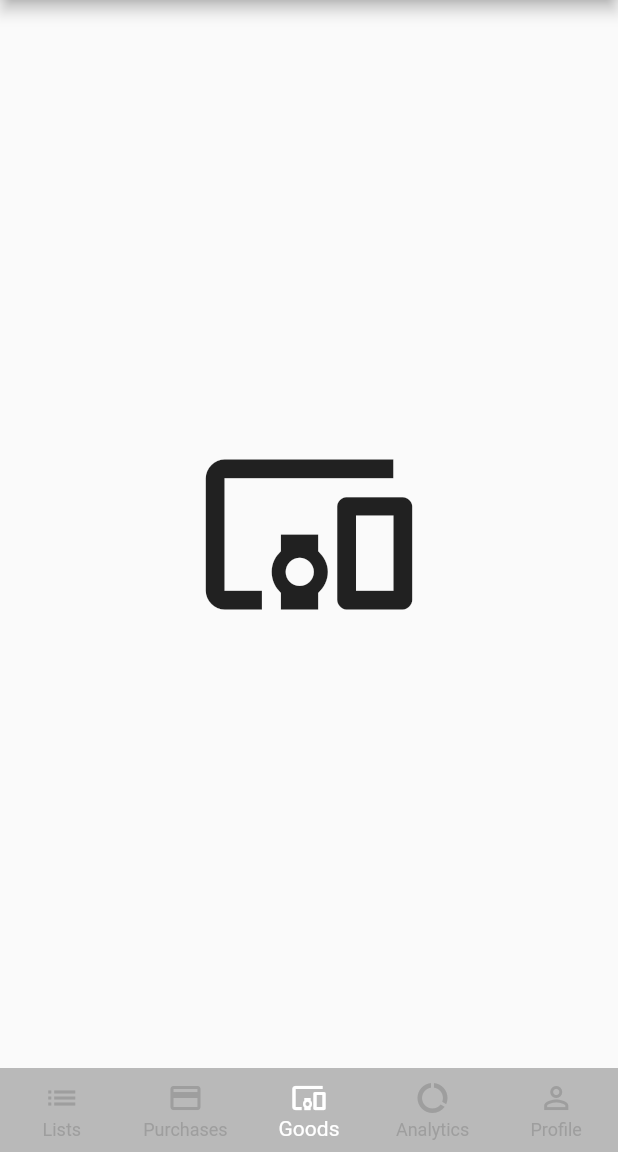
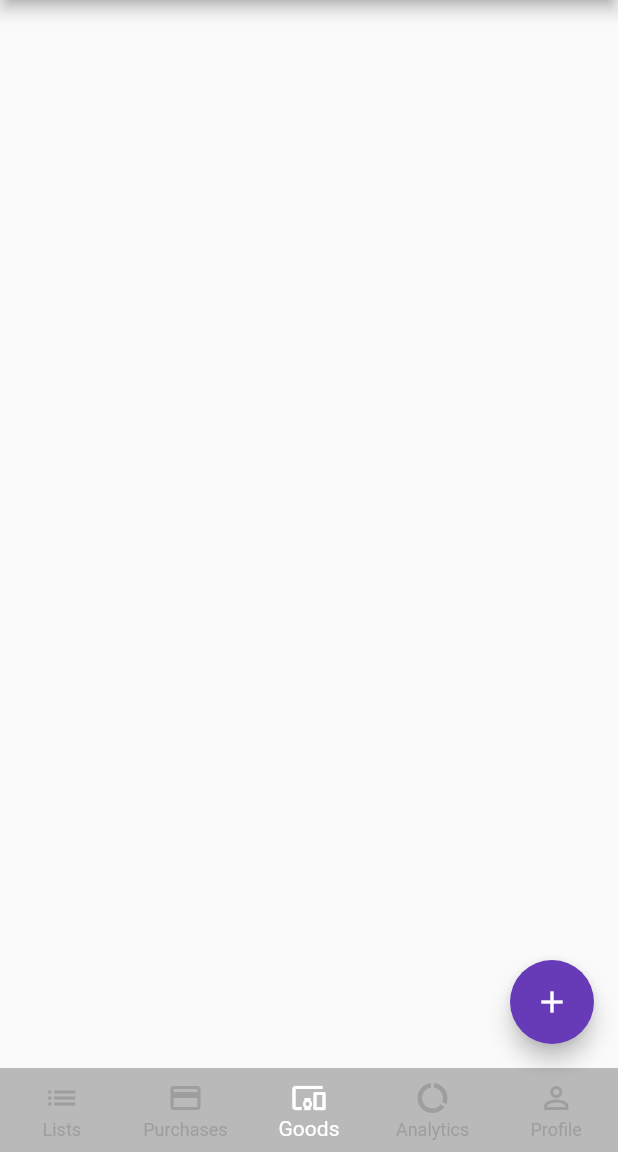
Before and after one commit to buzuchka/ConsumerBasket, a Flutter app: the screen it shows after launch, item 3 of the bottom bar chosen, on a phone screen of 412 x 824 dp, the part 84-1236 px from its top. Run offline on Flutter 3.47's test engine with Material 2 defaults, Android fonts, the phone set to English and light mode, and no system bars; our stand-ins replace sqflite; accounts and stored records are empty.

Commit message:
[up] Реализовано добавление товара в БД.

```diff
--- a/lib/basic_bottom_navigation_bar.dart
+++ b/lib/basic_bottom_navigation_bar.dart
@@ -1,4 +1,6 @@
 import 'package:flutter/material.dart';
+
+import 'package:consumer_basket/screens/goods.dart';
 
 class BasicBottomNavigationBar extends StatefulWidget {
   const BasicBottomNavigationBar({Key? key}) : super(key: key);
@@ -19,10 +21,7 @@ class _BasicBottomNavigationBarState extends State<BasicBottomNavigationBar> {
       Icons.credit_card,
       size: 150,
     ),
-    Icon(
-      Icons.devices_other,
-      size: 150,
-    ),
+    GoodsScreen(),
     Icon(
       Icons.data_usage,
       size: 150,
--- /dev/null
+++ b/lib/common/database_helper.dart
@@ -0,0 +1,46 @@
+import 'package:path/path.dart';
+import 'package:path_provider/path_provider.dart';
+import 'package:sqflite/sqflite.dart';
+
+import 'package:consumer_basket/models/abstract_model.dart';
+
+const String databaseName = 'CustomerBasket';
+
+abstract class DatabaseHelper {
+  static late Database _db;
+
+  static int get _version => 1;
+
+  static Future<void> init() async {
+    try {
+      String _databaseFilePath = join(await getDatabasesPath(), databaseName);
+      _db = await openDatabase(_databaseFilePath, version: _version, onCreate: _onCreate);
+    }
+    catch(ex) {
+      print(ex);
+    }
+  }
+
+  static void _onCreate(Database db, int version) async {
+    await db.execute(
+        'CREATE TABLE goods ('
+        '_id INTEGER PRIMARY KEY NOT NULL, '
+        'title STRING)');
+    await db.execute(
+        'CREATE TABLE shops ('
+        '_id INTEGER PRIMARY KEY NOT NULL, '
+        'title STRING)');
+  }
+
+  static Future<List<Map<String, dynamic>>> query(String table) async =>
+      _db.query(table);
+
+  static Future<int> insert(String table, Model model) async =>
+      await _db.insert(table, model.toMap());
+
+  static Future<int> update(String table, Model model) async =>
+      await _db.update(table, model.toMap(), where: 'id = ?', whereArgs: [model.id]);
+
+  static Future<int> delete(String table, Model model) async =>
+      await _db.delete(table, where: 'id = ?', whereArgs: [model.id]);
+}
--- /dev/null
+++ b/lib/models/abstract_model.dart
@@ -0,0 +1,7 @@
+abstract class Model {
+
+  int? id;
+
+  static fromMap() {}
+  toMap() {}
+}
--- /dev/null
+++ b/lib/models/goods.dart
@@ -0,0 +1,35 @@
+import 'package:consumer_basket/models/abstract_model.dart';
+
+const String columnIdName = '_id';
+const String columnTitleName = 'title';
+
+class GoodsItem extends Model {
+  static String tableName = 'goods';
+
+  int? id;
+  String? title;
+
+  GoodsItem();
+
+  GoodsItem.Full(this.id, this.title);
+
+  GoodsItem.Short(String _title){
+    title = _title;
+  }
+
+  @override
+  Map<String, Object?> toMap() {
+    var map = <String, Object?>{
+      columnTitleName: title,
+    };
+    if (id != null) {
+      map[columnIdName] = id;
+    }
+    return map;
+  }
+
+  GoodsItem.fromMap(Map map) {
+    id = map[columnIdName] as int?;
+    title = map[columnTitleName] as String?;
+  }
+}
--- /dev/null
+++ b/lib/screens/goods.dart
@@ -0,0 +1,94 @@
+import 'dart:async';
+
+import 'package:flutter/material.dart';
+
+import 'package:consumer_basket/common/database_helper.dart';
+import 'package:consumer_basket/models/goods.dart';
+
+class GoodsScreen extends StatefulWidget {
+  const GoodsScreen({Key? key}) : super(key: key);
+
+  @override
+  _GoodsScreenState createState() {
+    return _GoodsScreenState();
+  }
+}
+
+class _GoodsScreenState extends State<GoodsScreen> {
+  List<GoodsItem> _goodsItemList = [];
+
+  Widget _buildGoodItem(BuildContext context, int index) {
+    return Card(
+      child: Row(
+        children: <Widget>[
+          Icon(Icons.devices_other),
+          Text(_goodsItemList[index].title ?? '',
+               style: TextStyle(color: Colors.deepPurple))
+        ],
+      ),
+    );
+  }
+
+  @override
+  void initState() {
+    refresh();
+    super.initState();
+  }
+
+  void refresh() async {
+    List<Map<String, dynamic>> _results = await DatabaseHelper.query(GoodsItem.tableName);
+    _goodsItemList = _results.map((item) => GoodsItem.fromMap(item)).toList();
+    setState(() { });
+  }
+
+  void _addGoodsItem2Database(GoodsItem item) async {
+    var _currentId = await DatabaseHelper.insert(GoodsItem.tableName, item);
+    setState(() {
+      _goodsItemList.add(GoodsItem.Full(_currentId, item.title));
+    });
+  }
+
+  void _openAddGoodsItemDialog(BuildContext context) {
+    GoodsItem _goodsItem = GoodsItem();
+    showDialog(
+        context: context,
+        builder: (BuildContext context) {
+          return AlertDialog(
+            title: Text("Add GoodsItem"),
+            actions: <Widget>[
+              ElevatedButton(
+                  child: Text('Cancel'),
+                  onPressed: () => Navigator.of(context).pop()
+              ),
+              ElevatedButton(
+                  child: Text('Add'),
+                  onPressed: () {
+                    _addGoodsItem2Database(_goodsItem);
+                    Navigator.of(context).pop();
+                  }
+              )
+            ],
+            content: TextField(
+              autofocus: true,
+              decoration: InputDecoration(labelText: 'Item Name'),
+              onChanged: (value) { _goodsItem.title = value; },
+            ),
+          );
+        }
+    );
+  }
+
+  @override
+  Widget build(BuildContext context) {
+    return Scaffold(
+      body: ListView.builder(
+        itemBuilder: _buildGoodItem,
+        itemCount: _goodsItemList.length,
+      ),
+      floatingActionButton: FloatingActionButton(
+        onPressed: () { _openAddGoodsItemDialog(context); },
+        child: Icon(Icons.add),
+      )
+    );
+  }
+}
--- a/pubspec.yaml
+++ b/pubspec.yaml
@@ -29,6 +29,9 @@ environment:
 dependencies:
   flutter:
     sdk: flutter
+
+  sqflite: ^2.0.0+3
+  path_provider: ^2.0.1
 
 
   # The following adds the Cupertino Icons font to your application.
```
Also changed, not shown: lib/main.dart (+6 -1 lines), pubspec.lock.
